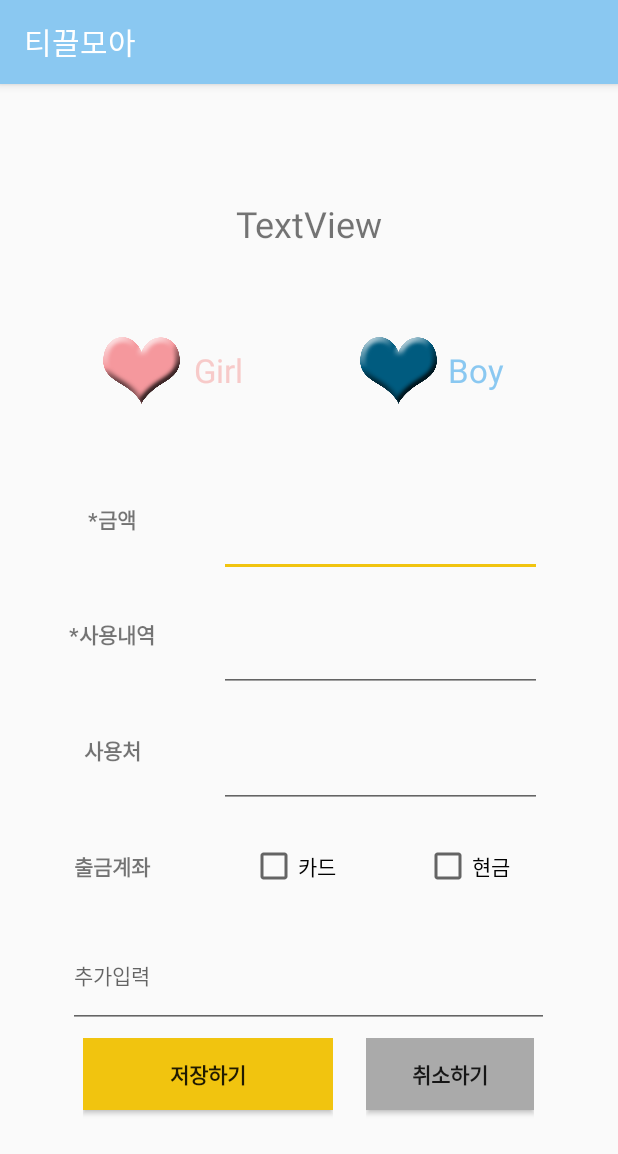
After one commit to hyunlim-kim/GGCS2, an Android app: the ExpenseActivity screen opened directly, with no data from a screen before it, on a phone screen of 412 x 824 dp. The commit adds this screen. Shown: the top 1154 px of the screen. Run offline under Robolectric (Android 15) with nearby library versions, the phone set to English and light mode, and no system bars.

Commit message:
I Love Joy

```diff
--- /dev/null
+++ b/app/src/main/java/org/androidtown/calendar/month/ExpenseActivity.java
@@ -0,0 +1,13 @@
+package org.androidtown.calendar.month;
+
+import android.support.v7.app.AppCompatActivity;
+import android.os.Bundle;
+
+public class ExpenseActivity extends AppCompatActivity {
+
+    @Override
+    protected void onCreate(Bundle savedInstanceState) {
+        super.onCreate(savedInstanceState);
+        setContentView(R.layout.activity_expense);
+    }
+}
--- /dev/null
+++ b/app/src/main/res/layout/activity_expense.xml
@@ -0,0 +1,549 @@
+<?xml version="1.0" encoding="utf-8"?>
+<LinearLayout xmlns:android="http://schemas.android.com/apk/res/android"
+    xmlns:app="http://schemas.android.com/apk/res-auto"
+    xmlns:tools="http://schemas.android.com/tools"
+    android:layout_width="match_parent"
+    android:layout_height="match_parent"
+    android:orientation="vertical"
+    android:weightSum="10">
+
+    <LinearLayout
+        android:layout_width="match_parent"
+        android:layout_height="0dp"
+        android:layout_weight="1"
+        android:orientation="horizontal"></LinearLayout>
+
+
+
+    <LinearLayout
+        android:layout_width="match_parent"
+        android:layout_height="0dp"
+        android:layout_weight="0.5"
+        android:orientation="horizontal">
+
+        <TextView
+            android:id="@+id/Date"
+            android:layout_width="wrap_content"
+            android:layout_height="wrap_content"
+            android:layout_weight="1"
+            android:gravity="center_horizontal"
+            android:text="TextView"
+            android:textSize="24sp"
+            tools:text="날짜" />
+
+    </LinearLayout>
+
+    <LinearLayout
+        android:layout_width="match_parent"
+        android:layout_height="0dp"
+        android:layout_weight="0.5"
+        android:orientation="horizontal">
+
+           </LinearLayout>
+
+    <LinearLayout
+        android:layout_width="match_parent"
+        android:layout_height="0dp"
+        android:layout_weight="1"
+        android:orientation="horizontal">
+
+        <LinearLayout
+            android:layout_width="0dp"
+            android:layout_height="match_parent"
+            android:layout_weight="2"
+            android:orientation="vertical"></LinearLayout>
+
+        <LinearLayout
+            android:layout_width="0dp"
+            android:layout_height="match_parent"
+            android:layout_weight="1.5"
+            android:orientation="vertical">
+
+            <ImageView
+                android:id="@+id/imageView"
+                android:layout_width="match_parent"
+                android:layout_height="wrap_content"
+                app:srcCompat="@drawable/a5" />
+        </LinearLayout>
+
+        <LinearLayout
+            android:layout_width="0dp"
+            android:layout_height="match_parent"
+            android:layout_weight="1.5"
+            android:orientation="vertical">
+
+            <TextView
+                android:id="@+id/textView3"
+                android:layout_width="match_parent"
+                android:layout_height="match_parent"
+                android:gravity="center"
+                android:text="Girl"
+                android:textColor="@color/colorPrimaryDark"
+                android:textSize="22sp" />
+        </LinearLayout>
+
+        <LinearLayout
+            android:layout_width="0dp"
+            android:layout_height="match_parent"
+            android:layout_weight="2"
+            android:orientation="vertical"></LinearLayout>
+
+        <LinearLayout
+            android:layout_width="0dp"
+            android:layout_height="match_parent"
+            android:layout_weight="1.5"
+            android:orientation="vertical">
+
+            <ImageView
+                android:id="@+id/imageView2"
+                android:layout_width="match_parent"
+                android:layout_height="wrap_content"
+                app:srcCompat="@drawable/a2" />
+
+        </LinearLayout>
+
+        <LinearLayout
+            android:layout_width="0dp"
+            android:layout_height="match_parent"
+            android:layout_weight="1.5"
+            android:orientation="vertical">
+
+
+
+            <TextView
+                android:id="@+id/textView4"
+                android:layout_width="match_parent"
+                android:layout_height="match_parent"
+                android:gravity="center"
+                android:text="Boy"
+                android:textColor="@color/colorPrimary"
+                android:textSize="22sp" />
+
+        </LinearLayout>
+
+        <LinearLayout
+            android:layout_width="0dp"
+            android:layout_height="match_parent"
+            android:layout_weight="2"
+            android:orientation="vertical"></LinearLayout>
+
+    </LinearLayout>
+
+
+
+    <LinearLayout
+        android:layout_width="match_parent"
+        android:layout_height="0dp"
+        android:layout_weight="0.3"
+        android:orientation="horizontal"></LinearLayout>
+
+
+
+    <LinearLayout
+        android:layout_width="match_parent"
+        android:layout_height="0dp"
+        android:layout_weight="4"
+        android:orientation="horizontal">
+
+
+
+        <LinearLayout
+            android:layout_width="0dp"
+            android:layout_height="match_parent"
+            android:layout_weight="0.5"
+            android:orientation="vertical"></LinearLayout>
+
+
+
+        <LinearLayout
+            android:layout_width="0dp"
+            android:layout_height="match_parent"
+            android:layout_weight="3"
+            android:orientation="vertical">
+
+
+
+            <TextView
+                android:id="@+id/textView8"
+                android:layout_width="match_parent"
+                android:layout_height="0dp"
+                android:layout_weight="1"
+                android:gravity="center"
+                android:text="*금액"
+                android:textSize="14sp"
+                android:textStyle="bold" />
+
+
+
+            <TextView
+                android:id="@+id/textView7"
+                android:layout_width="match_parent"
+                android:layout_height="0dp"
+                android:layout_weight="1"
+                android:gravity="center"
+                android:text="*사용내역"
+                android:textSize="14sp"
+                android:textStyle="bold" />
+
+
+
+            <TextView
+                android:id="@+id/textView5"
+                android:layout_width="match_parent"
+                android:layout_height="0dp"
+                android:layout_weight="1"
+                android:gravity="center"
+                android:text="사용처"
+                android:textSize="14sp"
+                android:textStyle="bold" />
+
+
+
+            <TextView
+                android:id="@+id/textView6"
+                android:layout_width="match_parent"
+                android:layout_height="0dp"
+                android:layout_weight="1"
+                android:gravity="center"
+                android:text="출금계좌"
+                android:textSize="14sp"
+                android:textStyle="bold" />
+        </LinearLayout>
+
+        <LinearLayout
+            android:layout_width="0dp"
+            android:layout_height="match_parent"
+            android:layout_weight="7"
+            android:orientation="vertical">
+
+
+
+            <LinearLayout
+                android:layout_width="match_parent"
+                android:layout_height="0dp"
+                android:layout_weight="1"
+                android:orientation="horizontal">
+
+
+
+                <LinearLayout
+                    android:layout_width="0dp"
+                    android:layout_height="match_parent"
+                    android:layout_weight="0.5"
+                    android:orientation="vertical"></LinearLayout>
+
+
+
+                <EditText
+                    android:id="@+id/editText4"
+                    android:layout_width="0dp"
+                    android:layout_height="match_parent"
+                    android:layout_weight="7"
+                    android:ems="10"
+                    android:inputType="textPersonName" />
+
+
+
+                <LinearLayout
+                    android:layout_width="0dp"
+                    android:layout_height="match_parent"
+                    android:layout_weight="1"
+                    android:orientation="vertical"></LinearLayout>
+
+            </LinearLayout>
+
+
+
+            <LinearLayout
+                android:layout_width="match_parent"
+                android:layout_height="0dp"
+                android:layout_weight="1"
+                android:orientation="horizontal">
+
+
+
+                <LinearLayout
+                    android:layout_width="0dp"
+                    android:layout_height="match_parent"
+                    android:layout_weight="0.5"
+                    android:orientation="vertical"></LinearLayout>
+
+
+
+                <EditText
+                    android:id="@+id/editText3"
+                    android:layout_width="0dp"
+                    android:layout_height="match_parent"
+                    android:layout_weight="7"
+                    android:ems="10"
+                    android:inputType="textPersonName" />
+
+
+
+                <LinearLayout
+                    android:layout_width="0dp"
+                    android:layout_height="match_parent"
+                    android:layout_weight="1"
+                    android:orientation="vertical"></LinearLayout>
+
+            </LinearLayout>
+
+
+
+            <LinearLayout
+                android:layout_width="match_parent"
+                android:layout_height="0dp"
+                android:layout_weight="1"
+                android:orientation="horizontal">
+
+
+
+                <LinearLayout
+                    android:layout_width="0dp"
+                    android:layout_height="match_parent"
+                    android:layout_weight="0.5"
+                    android:orientation="vertical"></LinearLayout>
+
+
+
+                <EditText
+                    android:id="@+id/editText2"
+                    android:layout_width="0dp"
+                    android:layout_height="match_parent"
+                    android:layout_weight="7"
+                    android:ems="10"
+                    android:inputType="textPersonName" />
+
+
+
+                <LinearLayout
+                    android:layout_width="0dp"
+                    android:layout_height="match_parent"
+                    android:layout_weight="1"
+                    android:orientation="vertical"></LinearLayout>
+
+            </LinearLayout>
+
+
+
+            <LinearLayout
+                android:layout_width="match_parent"
+                android:layout_height="0dp"
+                android:layout_weight="1"
+                android:orientation="horizontal">
+
+
+
+                <LinearLayout
+                    android:layout_width="0dp"
+                    android:layout_height="match_parent"
+                    android:layout_weight="0.5"
+                    android:orientation="vertical"></LinearLayout>
+
+
+
+                <LinearLayout
+                    android:layout_width="0dp"
+                    android:layout_height="match_parent"
+                    android:layout_weight="1"
+                    android:orientation="vertical">
+
+
+
+                    <CheckBox
+                        android:id="@+id/checkBox"
+                        android:layout_width="match_parent"
+                        android:layout_height="match_parent"
+                        android:layout_weight="1.2"
+                        android:text="카드" />
+
+
+                </LinearLayout>
+
+
+
+                <LinearLayout
+                    android:layout_width="0dp"
+                    android:layout_height="match_parent"
+                    android:layout_weight="0.6"
+                    android:orientation="vertical"></LinearLayout>
+
+
+
+                <LinearLayout
+                    android:layout_width="0dp"
+                    android:layout_height="match_parent"
+                    android:layout_weight="1"
+                    android:gravity="center"
+                    android:orientation="vertical">
+
+
+
+                    <CheckBox
+                        android:id="@+id/checkBox2"
+                        android:layout_width="match_parent"
+                        android:layout_height="wrap_content"
+                        android:layout_weight="1.2"
+                        android:text="현금" />
+
+                </LinearLayout>
+
+
+
+                <LinearLayout
+                    android:layout_width="0dp"
+                    android:layout_height="match_parent"
+                    android:layout_weight="0.5"
+                    android:orientation="vertical">
+
+
+                </LinearLayout>
+
+            </LinearLayout>
+
+
+        </LinearLayout>
+
+
+
+        <LinearLayout
+            android:layout_width="0dp"
+            android:layout_height="match_parent"
+            android:layout_weight="0.5"
+            android:orientation="vertical"></LinearLayout>
+
+
+    </LinearLayout>
+
+
+
+    <LinearLayout
+        android:layout_width="match_parent"
+        android:layout_height="0dp"
+        android:layout_weight="2.7"
+        android:orientation="vertical"
+        android:weightSum="6">
+
+
+
+        <LinearLayout
+            android:layout_width="match_parent"
+            android:layout_height="0dp"
+            android:layout_weight="2"
+            android:orientation="horizontal">
+
+
+
+            <LinearLayout
+                android:layout_width="0dp"
+                android:layout_height="match_parent"
+                android:layout_weight="1"
+                android:orientation="vertical"></LinearLayout>
+
+
+
+            <EditText
+                android:id="@+id/editText5"
+                android:layout_width="0dp"
+                android:layout_height="match_parent"
+                android:layout_weight="7"
+                android:ems="10"
+                android:hint="추가입력"
+                android:inputType="textPersonName"
+                android:textSize="14sp" />
+
+
+
+            <LinearLayout
+                android:layout_width="0dp"
+                android:layout_height="match_parent"
+                android:layout_weight="1"
+                android:orientation="vertical"></LinearLayout>
+
+        </LinearLayout>
+
+
+
+        <LinearLayout
+            android:layout_width="match_parent"
+            android:layout_height="0dp"
+            android:layout_weight="0.2"
+            android:orientation="horizontal"></LinearLayout>
+
+
+
+        <LinearLayout
+            android:layout_width="match_parent"
+            android:layout_height="0dp"
+            android:layout_weight="2.3"
+            android:orientation="horizontal">
+
+
+
+            <LinearLayout
+                android:layout_width="0dp"
+                android:layout_height="match_parent"
+                android:layout_weight="0.5"
+                android:orientation="vertical"></LinearLayout>
+
+
+
+            <LinearLayout
+                android:layout_width="0dp"
+                android:layout_height="match_parent"
+                android:layout_weight="1.5"
+                android:orientation="vertical">
+
+
+
+                <Button
+                    android:id="@+id/button"
+                    android:layout_width="match_parent"
+                    android:layout_height="wrap_content"
+                    android:background="@color/colorAccent"
+                    android:text="저장하기"
+                    android:textStyle="bold" />
+
+            </LinearLayout>
+
+
+
+            <LinearLayout
+                android:layout_width="0dp"
+                android:layout_height="match_parent"
+                android:layout_weight="0.2"
+                android:orientation="vertical"></LinearLayout>
+
+
+
+            <LinearLayout
+                android:layout_width="0dp"
+                android:layout_height="match_parent"
+                android:layout_weight="1"
+                android:orientation="vertical">
+
+
+
+                <Button
+                    android:id="@+id/button2"
+                    android:layout_width="match_parent"
+                    android:layout_height="wrap_content"
+                    android:background="@android:color/darker_gray"
+                    android:text="취소하기"
+                    android:textStyle="bold" />
+
+            </LinearLayout>
+
+
+
+            <LinearLayout
+                android:layout_width="0dp"
+                android:layout_height="match_parent"
+                android:layout_weight="0.5"
+                android:orientation="vertical"></LinearLayout>
+
+        </LinearLayout>
+
+    </LinearLayout>
+
+</LinearLayout>
--- a/app/src/main/res/values/colors.xml
+++ b/app/src/main/res/values/colors.xml
@@ -2,6 +2,6 @@
 <resources>
     <color name="colorPrimary">#8ac8f1</color>
     <color name="colorPrimaryDark">#f7cac9</color>
-    <color name="colorAccent">#f7cac9</color>
+    <color name="colorAccent">#f1c40f</color>
 
 </resources>
```
Also changed, not shown: app/src/main/AndroidManifest.xml (+3 -7 lines), app/src/main/res/drawable/a2.png (added), app/src/main/res/drawable/a5.png (added).
